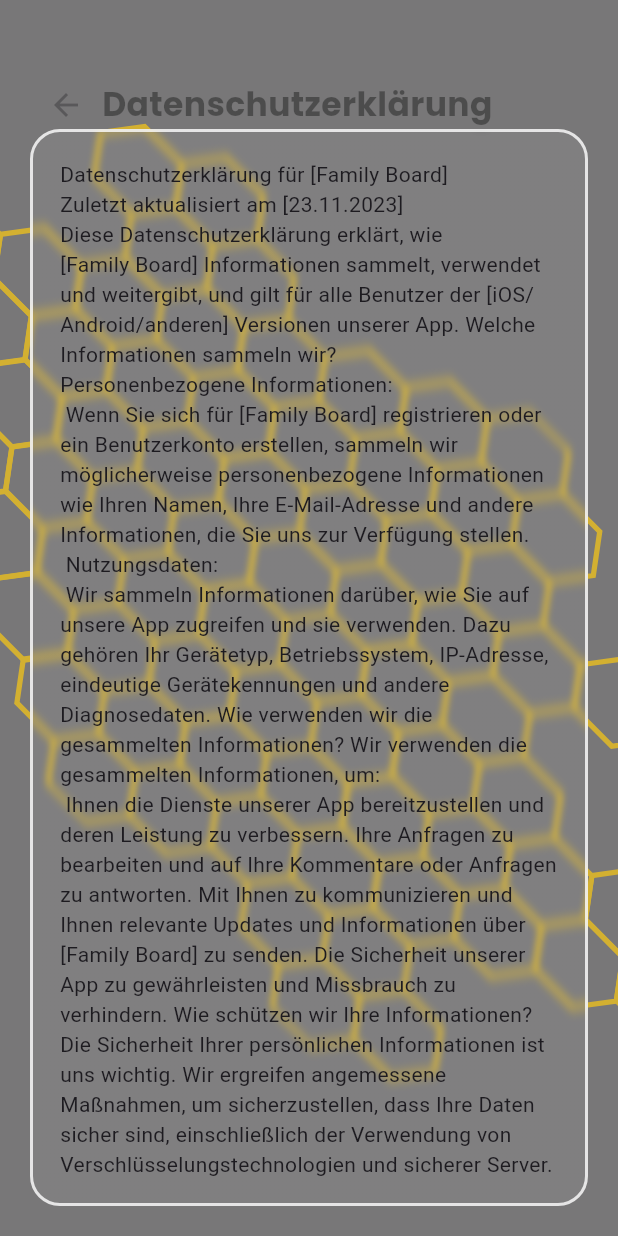
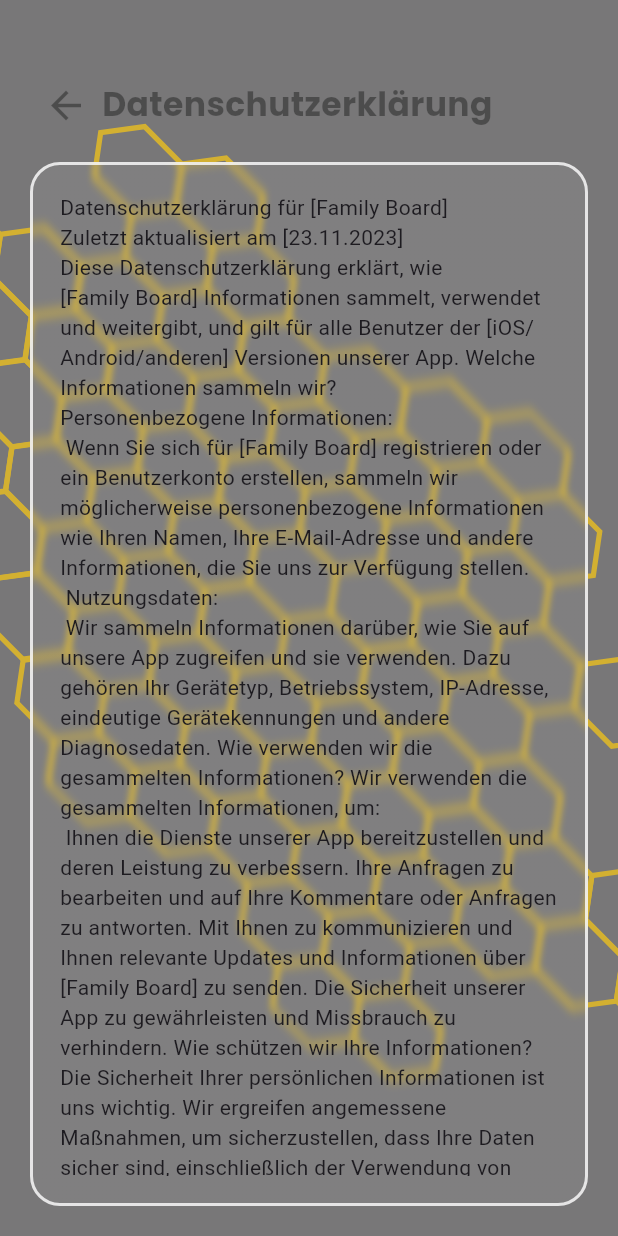
Before and after one commit to mfranky78/FamilyBoard, a Flutter app: the PrivatPolicePage screen opened by its route, on a phone screen of 412 x 824 dp. Run offline on Flutter 3.47's test engine with Material 3 defaults, Android fonts, the light colour scheme and no system bars; our stand-ins replace animated_splash_screen, cloud_firestore, equatable, firebase_auth, firebase_core, firebase_storage and 9 more; missing offline and left inert: flutter_simple_calculator, onboarding; accounts and stored records are empty.

Commit message:
change padding

```diff
--- a/lib/about/privat_police.dart
+++ b/lib/about/privat_police.dart
@@ -17,9 +17,9 @@ class PrivatPolicePage extends StatelessWidget {
               child: Row(
                 children: [
                   IconButton(
-                    icon: Icon(Icons.arrow_back),
+                    icon: const Icon(Icons.arrow_back, size: 30, color: Colors.black),
                     onPressed: () {
-                      Navigator.pop(context);
+                      Navigator.of(context).pop();
                     },
                   ),
                   Text( 'Datenschutzerklärung', style: kTextHeadLine5,),
@@ -28,7 +28,7 @@ class PrivatPolicePage extends StatelessWidget {
             ),
             const HoneycombBackground(
              child: Padding(
-                padding: EdgeInsets.fromLTRB(0,32,0,0),
+                padding: EdgeInsets.fromLTRB(0,54,0,0),
                 child: ContainerGlassFlex(
                   child: Padding(
                     padding: EdgeInsets.all(20.0),
```
